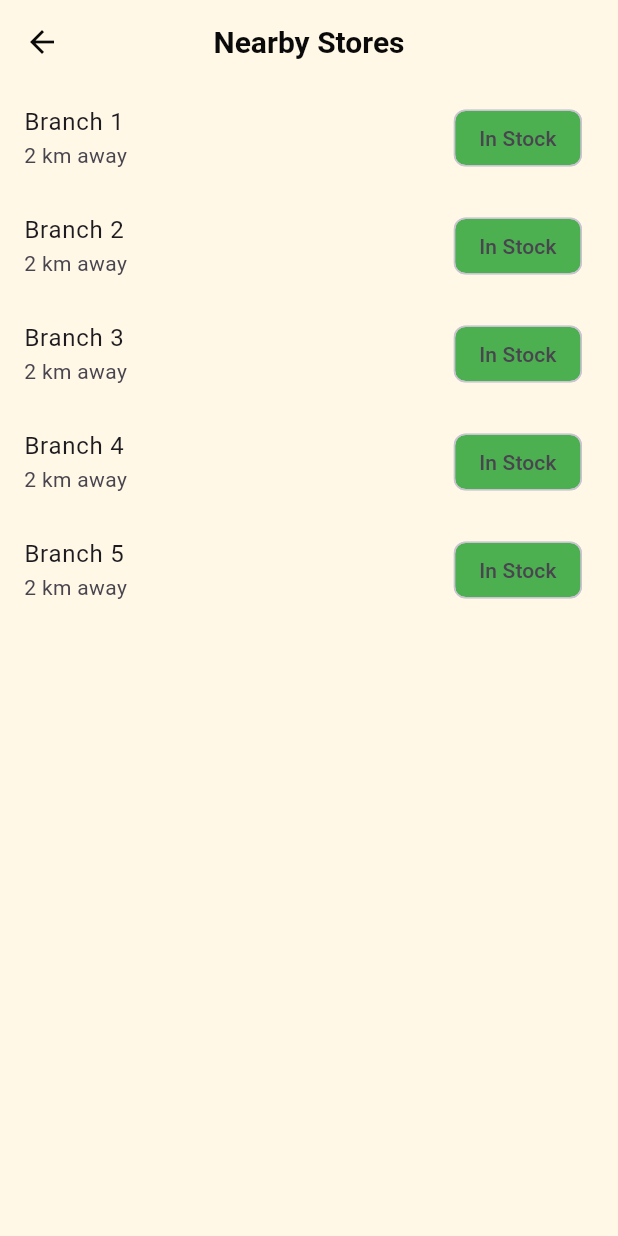
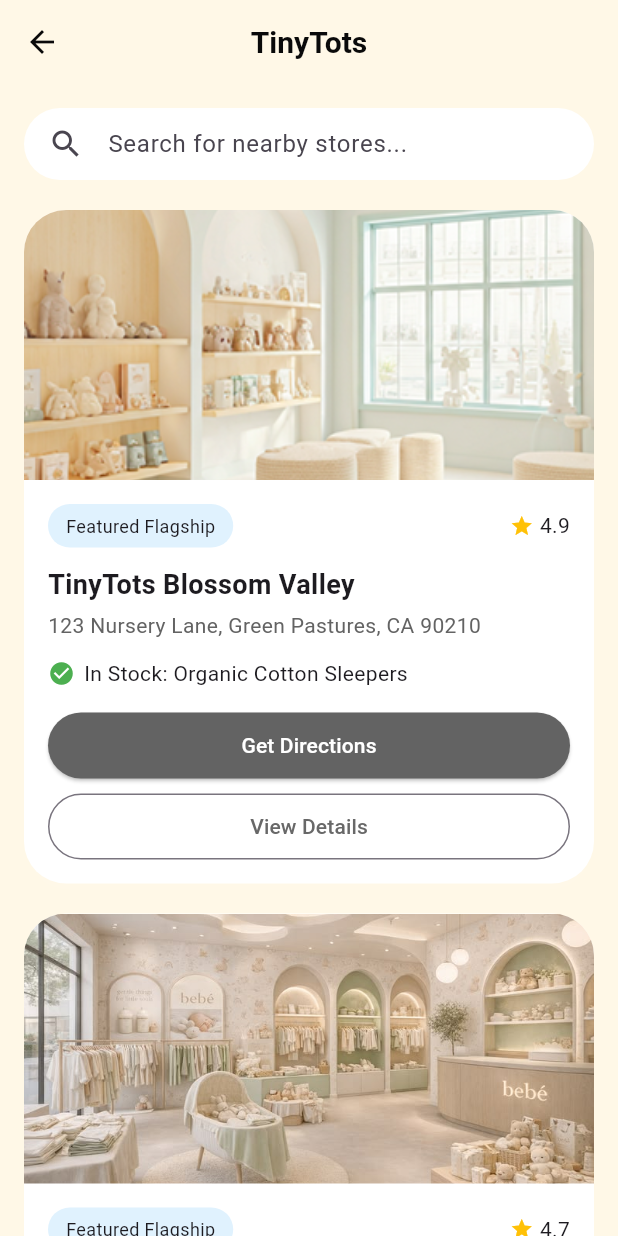
Before and after one commit to Flutter-Mobile-Project/Baby-Store-Project, a Flutter app: the NearbyScreen screen opened by its route, on a phone screen of 412 x 824 dp. Run offline on Flutter 3.47's test engine with Material 3 defaults, Android fonts, the phone set to English and light mode, and no system bars; our stand-ins replace flutter_riverpod, google_maps_flutter; Roboto replaces fonts that are missing (Nunito, Poppins).

Commit message:
user profile and nearby

```diff
--- a/lib/features/home/home_screen.dart
+++ b/lib/features/home/home_screen.dart
@@ -117,6 +117,11 @@
               setState(() {
                 _selectedIndex = index;
               });
+
+              // ✅ PROFILE TAB
+              if (index == 3) {
+                Navigator.pushNamed(context, '/settings');
+              }
             },
 
             destinations: const [
--- a/lib/features/nearby/nearby_screen.dart
+++ b/lib/features/nearby/nearby_screen.dart
@@ -1,4 +1,8 @@
 import 'package:flutter/material.dart';
+import 'package:baby_store_app/theme/app_colors.dart';
+import 'package:baby_store_app/widgets/feature_store_card.dart';
+import 'package:baby_store_app/data/mock_repository.dart';
+import 'package:baby_store_app/models/branch.dart';
 
 class NearbyScreen extends StatelessWidget {
   const NearbyScreen({super.key});
@@ -6,17 +10,66 @@
   @override
   Widget build(BuildContext context) {
     return Scaffold(
-      appBar: AppBar(title: const Text('Nearby Stores')),
-      body: ListView.builder(
-        itemCount: 5,
-        itemBuilder: (_, i) => ListTile(
-          title: Text('Branch ${i + 1}'),
-          subtitle: const Text('2 km away'),
-          trailing: const Chip(
-            label: Text('In Stock'),
-            backgroundColor: Colors.green,
-          ),
+      backgroundColor: AppColors.cream,
+      appBar: AppBar(
+        backgroundColor: AppColors.cream,
+        elevation: 0,
+        title: const Text(
+          'TinyTots',
+          style: TextStyle(fontWeight: FontWeight.w600),
         ),
+      ),
+      body: FutureBuilder<List<Branch>>(
+        future: MockRepository().loadBranches(),
+        builder: (context, snapshot) {
+          if (snapshot.connectionState == ConnectionState.waiting) {
+            return const Center(child: CircularProgressIndicator());
+          }
+
+          if (snapshot.hasError) {
+            return const Center(child: Text('Failed to load stores'));
+          }
+
+          final branches = snapshot.data!;
+
+          return ListView(
+            padding: const EdgeInsets.all(16),
+            children: [
+              // 🔍 Search bar
+              Container(
+                padding: const EdgeInsets.symmetric(horizontal: 16),
+                decoration: BoxDecoration(
+                  color: Colors.white,
+                  borderRadius: BorderRadius.circular(24),
+                ),
+                child: const TextField(
+                  decoration: InputDecoration(
+                    icon: Icon(Icons.search),
+                    hintText: 'Search for nearby stores...',
+                    border: InputBorder.none,
+                  ),
+                ),
+              ),
+
+              const SizedBox(height: 20),
+
+              // 🏬 Stores from JSON
+              ...branches.map(
+                (branch) => FeaturedStoreCard(
+                  image: branch.image,
+                  name: branch.name,
+                  address: branch.address,
+                  rating: branch.rating,
+                  stockText: branch.stockText,
+                  onDirections: () {
+                    Navigator.pushNamed(context, '/map');
+                  },
+                  onDetails: () {},
+                ),
+              ),
+            ],
+          );
+        },
       ),
     );
   }
--- a/lib/main.dart
+++ b/lib/main.dart
@@ -1,8 +1,7 @@
 import 'package:flutter/material.dart';
+import 'package:flutter_riverpod/flutter_riverpod.dart';
 import 'app.dart';
 
 void main() {
-  WidgetsFlutterBinding.ensureInitialized();
-
-  runApp(const BabyStoreApp());
+  runApp(const ProviderScope(child: BabyStoreApp()));
 }
--- a/lib/models/branch.dart
+++ b/lib/models/branch.dart
@@ -0,0 +1,34 @@
+class Branch {
+  final String id;
+  final String name;
+  final String address;
+  final double latitude;
+  final double longitude;
+  final double rating;
+  final String stockText;
+  final String image;
+
+  Branch({
+    required this.id,
+    required this.name,
+    required this.address,
+    required this.latitude,
+    required this.longitude,
+    required this.rating,
+    required this.stockText,
+    required this.image,
+  });
+
+  factory Branch.fromJson(Map<String, dynamic> json) {
+    return Branch(
+      id: json['id'],
+      name: json['name'],
+      address: json['address'],
+      latitude: json['latitude'],
+      longitude: json['longitude'],
+      rating: (json['rating'] as num).toDouble(),
+      stockText: json['stockText'],
+      image: json['image'],
+    );
+  }
+}
--- a/lib/router/app_router.dart
+++ b/lib/router/app_router.dart
@@ -8,6 +8,7 @@
 import '../features/booking/booking_screen.dart';
 import '../features/chat/chat_screen.dart';
 import '../features/map/map_screen.dart';
+import '../features/settings/settings_screen.dart';
 
 // Optional (create later if needed)
 import '../features/promotions/promotions_screen.dart';
@@ -35,6 +36,12 @@
       case '/map':
         return MaterialPageRoute(builder: (_) => const MapScreen());
 
+      case '/settings':
+        return MaterialPageRoute(builder: (_) => const SettingsScreen());
+
+      case '/':
+        return MaterialPageRoute(builder: (_) => const HomeScreen());
+
       // ✅ Promotions (temporary placeholder)
       // case '/promotions':
       //   return MaterialPageRoute(
--- /dev/null
+++ b/lib/state/user_provider.dart
@@ -0,0 +1,4 @@
+import 'package:flutter_riverpod/flutter_riverpod.dart';
+import '../models/user.dart';
+
+final userProvider = StateProvider<User?>((ref) => null);
--- a/lib/theme/app_colors.dart
+++ b/lib/theme/app_colors.dart
@@ -14,4 +14,6 @@
   static const Color mint = Color(0xFFE0F2FE);
   static const Color mintLight = Color(0xFFE2F3EB);
   static const Color beige = Color(0xFFF2EEDE);
+
+  static const primary = Color(0xFFFFB6C1); // ✅ ADD THIS
 }
--- /dev/null
+++ b/lib/widgets/feature_store_card.dart
@@ -0,0 +1,166 @@
+import 'package:flutter/material.dart';
+import 'package:baby_store_app/theme/app_colors.dart';
+
+class FeaturedStoreCard extends StatelessWidget {
+  final String image;
+  final String name;
+  final String address;
+  final double rating;
+  final String stockText;
+  final VoidCallback onDirections;
+  final VoidCallback onDetails;
+
+  const FeaturedStoreCard({
+    super.key,
+    required this.image,
+    required this.name,
+    required this.address,
+    required this.rating,
+    required this.stockText,
+    required this.onDirections,
+    required this.onDetails,
+  });
+
+  @override
+  Widget build(BuildContext context) {
+    return Container(
+      margin: const EdgeInsets.only(bottom: 20),
+      decoration: BoxDecoration(
+        color: Colors.white,
+        borderRadius: BorderRadius.circular(28),
+        boxShadow: [
+          BoxShadow(
+            color: const Color.fromARGB(255, 246, 245, 245).withOpacity(0.06),
+            blurRadius: 12,
+            offset: const Offset(0, 6),
+          ),
+        ],
+      ),
+      child: Column(
+        crossAxisAlignment: CrossAxisAlignment.start,
+        children: [
+          // 🖼 Image
+          ClipRRect(
+            borderRadius: const BorderRadius.vertical(top: Radius.circular(28)),
+            child: Image.asset(
+              image,
+              height: 180,
+              width: double.infinity,
+              fit: BoxFit.cover,
+            ),
+          ),
+
+          Padding(
+            padding: const EdgeInsets.all(16),
+            child: Column(
+              crossAxisAlignment: CrossAxisAlignment.start,
+              children: [
+                // Badge + rating
+                Row(
+                  mainAxisAlignment: MainAxisAlignment.spaceBetween,
+                  children: [
+                    Container(
+                      padding: const EdgeInsets.symmetric(
+                        horizontal: 12,
+                        vertical: 6,
+                      ),
+                      decoration: BoxDecoration(
+                        color: AppColors.mint,
+                        borderRadius: BorderRadius.circular(16),
+                      ),
+                      child: const Text(
+                        'Featured Flagship',
+                        style: TextStyle(fontSize: 12),
+                      ),
+                    ),
+                    Row(
+                      children: [
+                        const Icon(Icons.star, color: Colors.amber, size: 16),
+                        const SizedBox(width: 4),
+                        Text(rating.toString()),
+                      ],
+                    ),
+                  ],
+                ),
+
+                const SizedBox(height: 12),
+
+                Text(
+                  name,
+                  style: const TextStyle(
+                    fontSize: 18,
+                    fontWeight: FontWeight.w600,
+                  ),
+                ),
+
+                const SizedBox(height: 4),
+
+                Text(
+                  address,
+                  style: const TextStyle(
+                    color: Color.fromARGB(255, 99, 99, 99),
+                  ),
+                ),
+
+                const SizedBox(height: 12),
+
+                Row(
+                  children: [
+                    const Icon(
+                      Icons.check_circle,
+                      color: Colors.green,
+                      size: 18,
+                    ),
+                    const SizedBox(width: 6),
+                    Text(stockText),
+                  ],
+                ),
+
+                const SizedBox(height: 16),
+
+                // Buttons
+                SizedBox(
+                  width: double.infinity,
+                  height: 44,
+                  child: ElevatedButton(
+                    onPressed: onDirections,
+                    style: ElevatedButton.styleFrom(
+                      backgroundColor: const Color.fromARGB(255, 99, 99, 99),
+                      foregroundColor: Colors.white, // ✅ TEXT COLOR
+                      shape: RoundedRectangleBorder(
+                        borderRadius: BorderRadius.circular(22),
+                      ),
+                    ),
+                    child: const Text('Get Directions'),
+                  ),
+                ),
+
+                const SizedBox(height: 10),
+
+                SizedBox(
+                  width: double.infinity,
+                  height: 44,
+                  child: OutlinedButton(
+                    onPressed: onDetails,
+                    style: OutlinedButton.styleFrom(
+                      foregroundColor: const Color.fromARGB(
+                        255,
+                        104,
+                        104,
+                        104,
+                      ), // ✅ TEXT COLOR
+                      shape: RoundedRectangleBorder(
+                        borderRadius: BorderRadius.circular(22),
+                      ),
+                    ),
+                    child: const Text('View Details'),
+                  ),
+                ),
+              ],
+            ),
+          ),
+        ],
+      ),
+    );
+  }
+}
--- a/pubspec.yaml
+++ b/pubspec.yaml
@@ -57,6 +57,7 @@
 flutter:
   assets:
     - assets/images/
+    - assets/images/nearby/
     - assets/images/product/
     - assets/icons/
     - assets/mock/
```
Also changed, not shown: assets/mock/branches.json (added, +22 -0 lines), lib/data/mock_repository.dart (+12 -0 lines), lib/features/auth/register_screen.dart (+16 -8 lines), lib/features/favorites/favorites_screen.dart (+6 -5 lines), lib/features/home/widgets/homeSidebar.dart (+19 -9 lines), lib/features/map/map_screen.dart (+59 -2 lines), lib/features/settings/settings_screen.dart (+169 -0 lines), lib/models/user.dart (+7 -0 lines), assets/images/nearby/store1.jpg (added), assets/images/nearby/store2.jpg (added), 1 other file.
